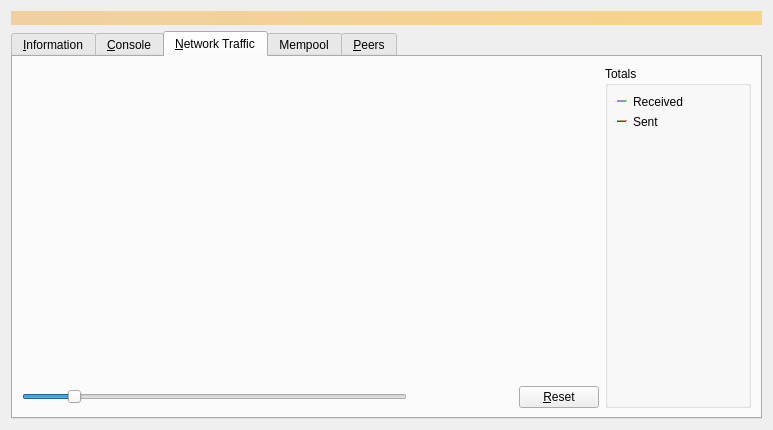
Above: src/qt/forms/debugwindow.ui from rebroad/bitcoin before the change. Below: the same form after it.
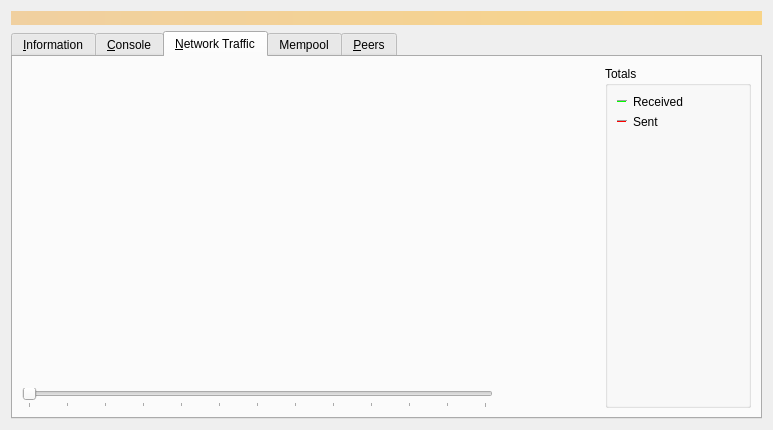
That is the form after the change. The open tabs and pages were chosen to show the change. Icons and pictures are not drawn. Custom widgets are drawn as their Qt base class.

Commit message: Make Network Graph sample multiple ranges

```diff
--- a/src/qt/forms/debugwindow.ui
+++ b/src/qt/forms/debugwindow.ui
@@ -630,20 +630,29 @@
            <item>
             <widget class="QSlider" name="sldGraphRange">
              <property name="minimum">
-              <number>1</number>
+              <number>0</number>
              </property>
              <property name="maximum">
-              <number>288</number>
+              <number>2400</number>
+             </property>
+             <property name="singleStep">
+              <number>200</number>
              </property>
              <property name="pageStep">
-              <number>12</number>
+              <number>400</number>
              </property>
              <property name="value">
-              <number>36</number>
+              <number>0</number>
              </property>
              <property name="orientation">
               <enum>Qt::Horizontal</enum>
              </property>
+             <property name="tickPosition">
+              <enum>QSlider::TicksBelow</enum>
+             </property>
+             <property name="tickInterval">
+              <number>200</number>
+             </property>
             </widget>
            </item>
            <item>
@@ -659,16 +668,6 @@
              </property>
             </widget>
            </item>
-           <item>
-            <widget class="QPushButton" name="btnClearTrafficGraph">
-             <property name="text">
-              <string>&amp;Reset</string>
-             </property>
-             <property name="autoDefault">
-              <bool>false</bool>
-             </property>
-            </widget>
-           </item>
           </layout>
          </item>
         </layout>
```
The commit also changes 4 other files.
